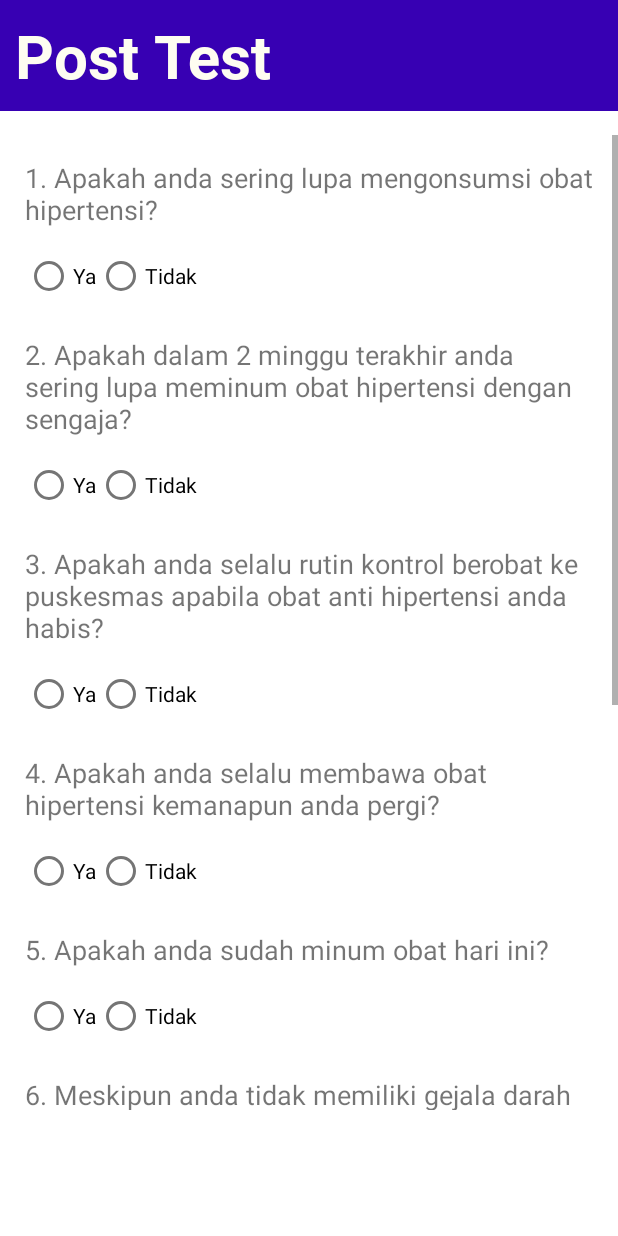
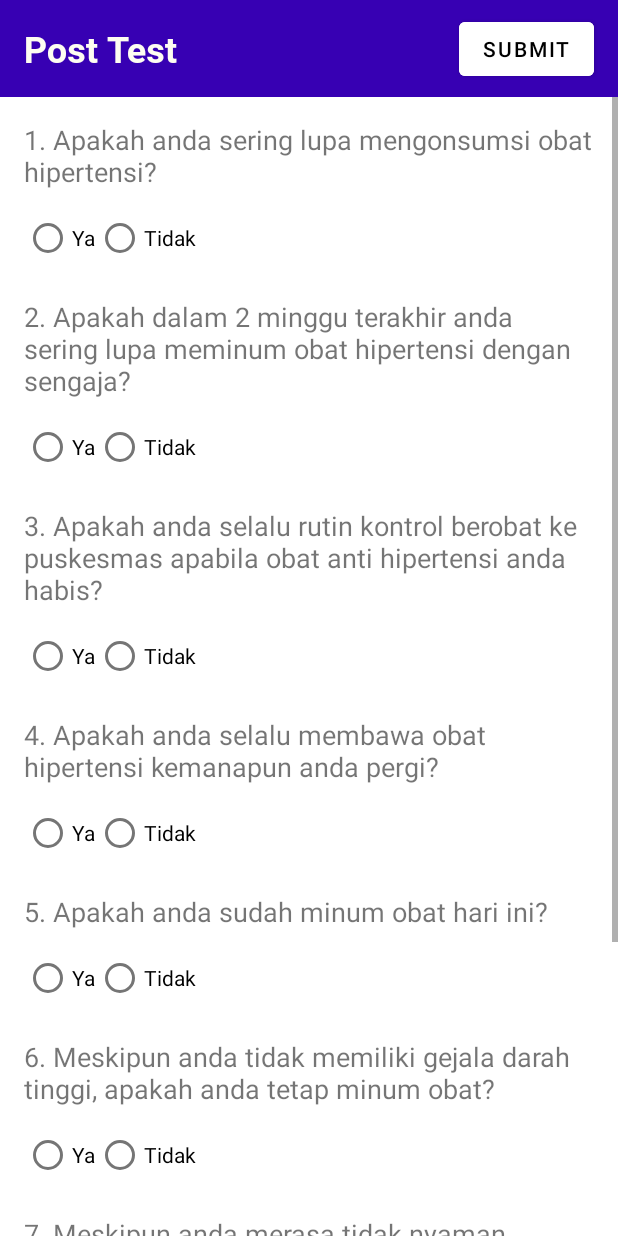
Before and after one commit to Fatkhur92/app-doseingat, an Android app: the prostes screen opened directly, with no data from a screen before it, on a phone screen of 412 x 824 dp. Run offline under Robolectric (Android 15) with nearby library versions, the phone set to English and light mode, and no system bars; our stand-ins replace Firebase (no records; nobody signed in at launch, a user with empty details on screens opened directly); Roboto replaces fonts that are not available here.

Commit message:
POST TEST UPDATTTEEE

```diff
--- a/app/src/main/java/com/satyajitghosh/mediclock/prostes.java
+++ b/app/src/main/java/com/satyajitghosh/mediclock/prostes.java
@@ -1,24 +1,137 @@
 package com.satyajitghosh.mediclock;
 
+import android.content.Intent;
 import android.os.Bundle;
+import android.widget.Button;
+import android.widget.RadioButton;
+import android.widget.RadioGroup;
+import android.widget.Toast;
 
-import androidx.activity.EdgeToEdge;
 import androidx.appcompat.app.AppCompatActivity;
-import androidx.core.graphics.Insets;
-import androidx.core.view.ViewCompat;
-import androidx.core.view.WindowInsetsCompat;
+
+import com.google.firebase.auth.FirebaseAuth;
+import com.google.firebase.database.DatabaseReference;
+import com.google.firebase.database.FirebaseDatabase;
+import com.satyajitghosh.mediclock.PostTestData;
+import com.satyajitghosh.mediclock.medicine.DisplayMedicineActivity;
+
+import java.util.HashMap;
+import java.util.Map;
 
 public class prostes extends AppCompatActivity {
+
+    private RadioGroup jawaban1, jawaban2, jawaban3, jawaban4, jawaban5, jawaban6, jawaban7, jawaban8;
+    private Button submitButton;
+    private FirebaseDatabase mDatabase;
+    private FirebaseAuth mAuth;
 
     @Override
     protected void onCreate(Bundle savedInstanceState) {
         super.onCreate(savedInstanceState);
-        EdgeToEdge.enable(this);
         setContentView(R.layout.activity_prostes);
-        ViewCompat.setOnApplyWindowInsetsListener(findViewById(R.id.main), (v, insets) -> {
-            Insets systemBars = insets.getInsets(WindowInsetsCompat.Type.systemBars());
-            v.setPadding(systemBars.left, systemBars.top, systemBars.right, systemBars.bottom);
-            return insets;
+
+        initializeFirebase();
+        initializeViews();
+        setupSubmitButton();
+    }
+
+    private void initializeFirebase() {
+        mDatabase = FirebaseDatabase.getInstance();
+        mAuth = FirebaseAuth.getInstance();
+    }
+
+    private void initializeViews() {
+        jawaban1 = findViewById(R.id.jawaban1);
+        jawaban2 = findViewById(R.id.jawaban2);
+        jawaban3 = findViewById(R.id.jawaban3);
+        jawaban4 = findViewById(R.id.jawaban4);
+        jawaban5 = findViewById(R.id.jawaban5);
+        jawaban6 = findViewById(R.id.jawaban6);
+        jawaban7 = findViewById(R.id.jawaban7);
+        jawaban8 = findViewById(R.id.jawaban8);
+        submitButton = findViewById(R.id.submitbtn);
+    }
+
+    private void setupSubmitButton() {
+        submitButton.setOnClickListener(v -> {
+            if (validateAllAnswers()) {
+                savePostTestDataToFirebase();
+            } else {
+                Toast.makeText(prostes.this, "Please answer all questions", Toast.LENGTH_SHORT).show();
+            }
         });
     }
+
+    private boolean validateAllAnswers() {
+        return !getSelectedAnswer(jawaban1).isEmpty() &&
+                !getSelectedAnswer(jawaban2).isEmpty() &&
+                !getSelectedAnswer(jawaban3).isEmpty() &&
+                !getSelectedAnswer(jawaban4).isEmpty() &&
+                !getSelectedAnswer(jawaban5).isEmpty() &&
+                !getSelectedAnswer(jawaban6).isEmpty() &&
+                !getSelectedAnswer(jawaban7).isEmpty() &&
+                !getSelectedAnswer(jawaban8).isEmpty();
+    }
+
+    private String getSelectedAnswer(RadioGroup radioGroup) {
+        int selectedId = radioGroup.getCheckedRadioButtonId();
+        if (selectedId != -1) {
+            RadioButton selectedRadioButton = findViewById(selectedId);
+            return selectedRadioButton.getText().toString();
+        }
+        return "";
+    }
+
+    private void savePostTestDataToFirebase() {
+        if (mAuth.getCurrentUser() == null) {
+            Toast.makeText(this, "User not authenticated", Toast.LENGTH_SHORT).show();
+            return;
+        }
+
+        String userId = mAuth.getCurrentUser().getUid();
+        PostTestData postTestData = createPostTestData();
+
+        DatabaseReference postTestRef = mDatabase.getReference("post_test_results").child(userId);
+        postTestRef.setValue(postTestData)
+            .addOnCompleteListener(task -> {
+                if (task.isSuccessful()) {
+                    updateUserCompletionStatus(userId);
+                } else {
+                    Toast.makeText(prostes.this, "Failed to save data", Toast.LENGTH_SHORT).show();
+                }
+            });
+    }
+
+    private PostTestData createPostTestData() {
+        return new PostTestData(
+            getSelectedAnswer(jawaban1),
+            getSelectedAnswer(jawaban2),
+            getSelectedAnswer(jawaban3),
+            getSelectedAnswer(jawaban4),
+            getSelectedAnswer(jawaban5),
+            getSelectedAnswer(jawaban6),
+            getSelectedAnswer(jawaban7),
+            getSelectedAnswer(jawaban8),
+            System.currentTimeMillis()
+        );
+    }
+
+    private void updateUserCompletionStatus(String userId) {
+        DatabaseReference userRef = mDatabase.getReference("users").child(userId);
+        userRef.child("hasCompletedPostTest").setValue(true)
+            .addOnCompleteListener(task -> {
+                if (task.isSuccessful()) {
+                    Toast.makeText(prostes.this, "Post-test completed successfully", Toast.LENGTH_SHORT).show();
+                    navigateToMainApp();
+                } else {
+                    Toast.makeText(prostes.this, "Failed to update user status", Toast.LENGTH_SHORT).show();
+                }
+            });
+    }
+
+    private void navigateToMainApp() {
+        Intent intent = new Intent(this, DisplayMedicineActivity.class);
+        startActivity(intent);
+        finish();
+    }
 }
--- a/app/src/main/res/layout/activity_prostes.xml
+++ b/app/src/main/res/layout/activity_prostes.xml
@@ -7,29 +7,51 @@
     android:layout_height="match_parent"
     tools:context=".prostes">
 
-    <TextView
-        android:id="@+id/textView"
+    <androidx.constraintlayout.widget.ConstraintLayout
+        android:id="@+id/app_bar"
         android:layout_width="0dp"
         android:layout_height="wrap_content"
         android:background="@color/design_default_color_primary_dark"
-        android:fontFamily="@font/robotobold"
-        android:padding="10dp"
-        android:text="Post Test"
-        android:textColor="@color/white"
-        android:textSize="40sp"
         app:layout_constraintEnd_toEndOf="parent"
         app:layout_constraintStart_toStartOf="parent"
-        app:layout_constraintTop_toTopOf="parent" />
+        app:layout_constraintTop_toTopOf="parent">
+
+        <TextView
+            android:id="@+id/textView"
+            android:layout_width="wrap_content"
+            android:layout_height="wrap_content"
+            android:fontFamily="@font/robotobold"
+            android:padding="16dp"
+            android:text="Post Test"
+            android:textColor="@color/white"
+            android:textSize="24sp"
+            app:layout_constraintBottom_toBottomOf="parent"
+            app:layout_constraintStart_toStartOf="parent"
+            app:layout_constraintTop_toTopOf="parent" />
+
+        <Button
+            android:id="@+id/submitbtn"
+            android:layout_width="wrap_content"
+            android:layout_height="wrap_content"
+            android:layout_marginEnd="16dp"
+            android:text="Submit"
+            android:textColor="@color/black"
+            android:backgroundTint="@android:color/white"
+            app:layout_constraintBottom_toBottomOf="parent"
+            app:layout_constraintEnd_toEndOf="parent"
+            app:layout_constraintTop_toTopOf="parent" />
+    </androidx.constraintlayout.widget.ConstraintLayout>
 
     <ScrollView
-        android:layout_width="411dp"
-        android:layout_height="650dp"
-        android:layout_marginTop="16dp"
-        app:layout_constraintTop_toBottomOf="@id/textView"
-        tools:layout_editor_absoluteX="0dp"
-        tools:layout_editor_absoluteY="81dp"
+        android:id="@+id/scrollView"
+        android:layout_width="0dp"
+        android:layout_height="0dp"
+        android:fillViewport="true"
+        app:layout_constraintBottom_toBottomOf="parent"
+        app:layout_constraintEnd_toEndOf="parent"
         app:layout_constraintStart_toStartOf="parent"
-        app:layout_constraintEnd_toEndOf="parent">>
+        app:layout_constraintTop_toBottomOf="@id/app_bar">
+
 
 
         <LinearLayout
@@ -261,17 +283,10 @@
                     android:text="Tidak" />
             </RadioGroup>
 
-            <Button
-                android:id="@+id/submitbtn"
-                android:layout_width="wrap_content"
-                android:layout_height="wrap_content"
-                android:text="Submit"
-                android:layout_marginTop="20dp"
-                android:layout_marginBottom="20dp"
-                app:layout_constraintTop_toBottomOf="@+id/jawaban6"
-                app:layout_constraintStart_toStartOf="parent"
-                app:layout_constraintEnd_toEndOf="parent" />
+
+
 
         </LinearLayout>
     </ScrollView>
+
 </androidx.constraintlayout.widget.ConstraintLayout>
--- a/app/src/main/res/values/strings.xml
+++ b/app/src/main/res/values/strings.xml
@@ -1,5 +1,5 @@
 <resources>
-    <string name="app_name">MediClock</string>
+    <string name="app_name">BAKTI HITAM</string>
     <string-array name="pendidikan_options">
         <item>SD</item>
         <item>SMP</item>
```
Also changed, not shown: app/src/main/java/com/satyajitghosh/mediclock/MainActivity.java (+59 -19 lines), app/src/main/java/com/satyajitghosh/mediclock/PostTestData.java (added, +24 -0 lines), app/src/main/java/com/satyajitghosh/mediclock/Registrasi.java (+10 -8 lines), app/src/main/res/layout/activity_kuisioner.xml (+41 -25 lines).
